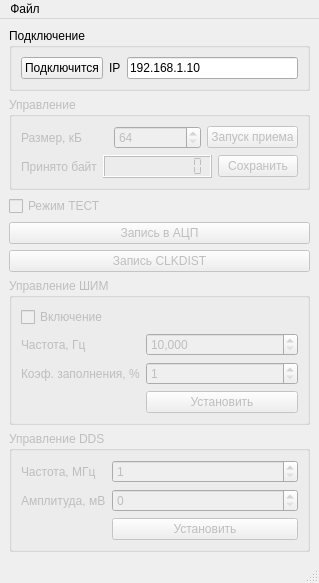
Qt form mainwindow.ui (reffum/digitizer_pc) before a commit.
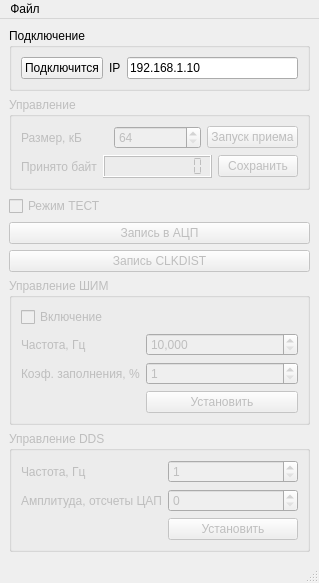
The same form after that commit.

Patch:
```diff
--- a/mainwindow.ui
+++ b/mainwindow.ui
@@ -248,24 +248,27 @@
        <item row="0" column="0">
         <widget class="QLabel" name="label_6">
          <property name="text">
-          <string>Частота, МГц</string>
+          <string>Частота, Гц</string>
          </property>
         </widget>
        </item>
        <item row="0" column="1">
         <widget class="QSpinBox" name="ddsFreq_spinBox">
+         <property name="showGroupSeparator" stdset="0">
+          <bool>true</bool>
+         </property>
          <property name="minimum">
           <number>1</number>
          </property>
          <property name="maximum">
-          <number>200</number>
+          <number>200000000</number>
          </property>
         </widget>
        </item>
        <item row="1" column="0">
         <widget class="QLabel" name="label_7">
          <property name="text">
-          <string>Амплитуда, мВ</string>
+          <string>Амплитуда, отсчеты ЦАП</string>
          </property>
         </widget>
        </item>
```
